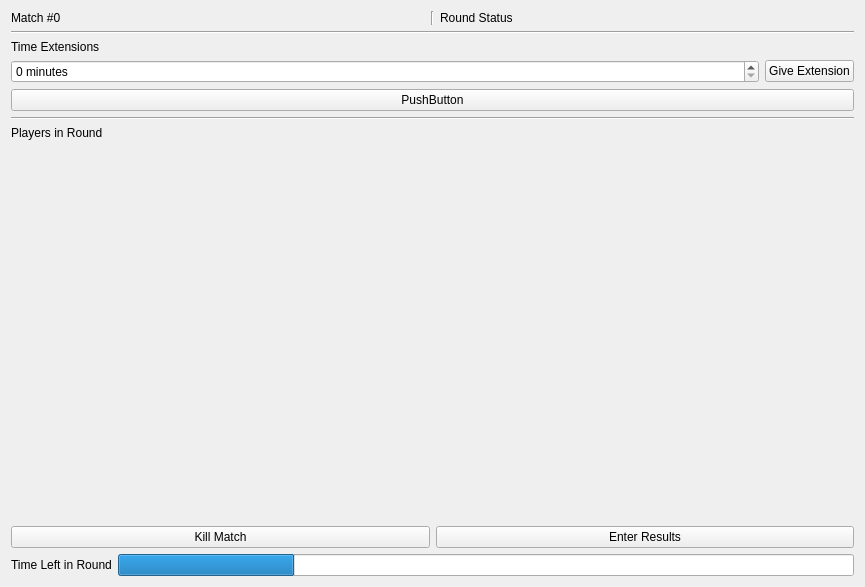
The window that src/ui/tournament/roundviewwidget.ui (SquireTournamentServices/SquireDesktop) describes before a commit, drawn with Qt 5.
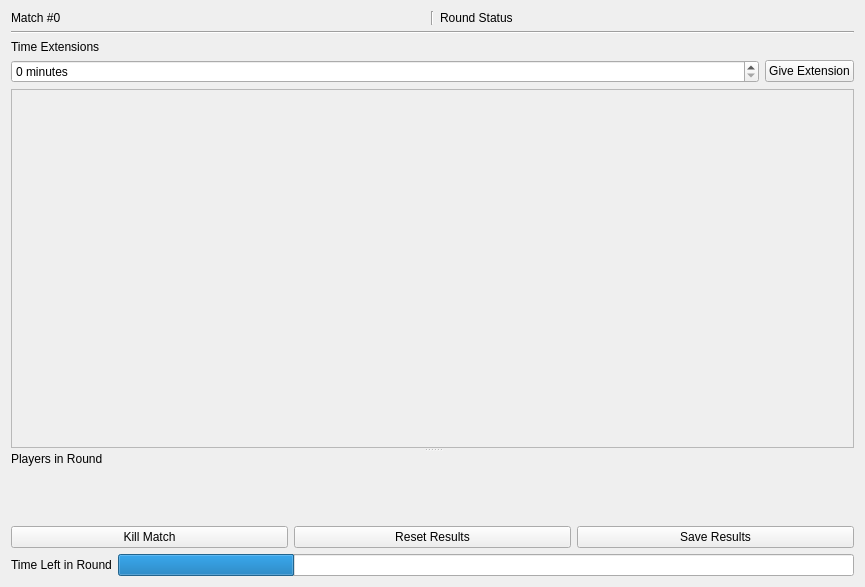
The same window after the commit. Icons and pictures are not drawn.

Commit message: fix: realloc create tournament widget

```diff
--- a/src/ui/tournament/roundviewwidget.ui
+++ b/src/ui/tournament/roundviewwidget.ui
@@ -65,6 +65,13 @@
     </widget>
    </item>
    <item>
+    <widget class="QSplitter" name="splitter">
+     <property name="orientation">
+      <enum>Qt::Vertical</enum>
+     </property>
+     <widget class="QWidget" name="verticalWidget" native="true">
+      <layout class="QVBoxLayout" name="roundModifiers">
+       <item>
     <widget class="QLabel" name="timeExtensionsLabel">
      <property name="sizePolicy">
       <sizepolicy hsizetype="Preferred" vsizetype="Fixed">
@@ -109,19 +116,26 @@
     </layout>
    </item>
    <item>
-    <widget class="QPushButton" name="pushButton">
-     <property name="text">
-      <string>PushButton</string>
-     </property>
-    </widget>
-   </item>
-   <item>
-    <widget class="Line" name="line_2">
-     <property name="orientation">
-      <enum>Qt::Horizontal</enum>
-     </property>
-    </widget>
-   </item>
+        <widget class="QScrollArea" name="scrollArea">
+         <property name="widgetResizable">
+          <bool>true</bool>
+         </property>
+         <widget class="QWidget" name="resultEntryWidget">
+          <property name="geometry">
+           <rect>
+            <x>0</x>
+            <y>0</y>
+            <width>843</width>
+            <height>311</height>
+           </rect>
+          </property>
+         </widget>
+        </widget>
+       </item>
+      </layout>
+     </widget>
+     <widget class="QWidget" name="verticalWidget_2" native="true">
+      <layout class="QVBoxLayout" name="roundPlayers">
    <item>
     <widget class="QLabel" name="playersInRoundTableLabel">
      <property name="sizePolicy">
@@ -138,6 +152,10 @@
    <item>
     <widget class="QWidget" name="playerInRoundTable" native="true"/>
    </item>
+      </layout>
+     </widget>
+    </widget>
+   </item>
    <item>
     <layout class="QHBoxLayout" name="horizontalLayout_2">
      <item>
@@ -154,7 +172,17 @@
      <item>
       <widget class="QPushButton" name="enterResults">
        <property name="text">
-        <string>Enter Results</string>
+        <string>Reset Results</string>
+       </property>
+       <property name="icon">
+        <iconset theme="edit-undo"/>
+       </property>
+      </widget>
+     </item>
+     <item>
+      <widget class="QPushButton" name="saveResults">
+       <property name="text">
+        <string>Save Results</string>
        </property>
        <property name="icon">
         <iconset theme="document-open">
```
Left out of the diff: 4 changed lines with no effect on the pictures. Lines whose indentation alone changed are shown as unchanged. The commit also changes 6 other files.
